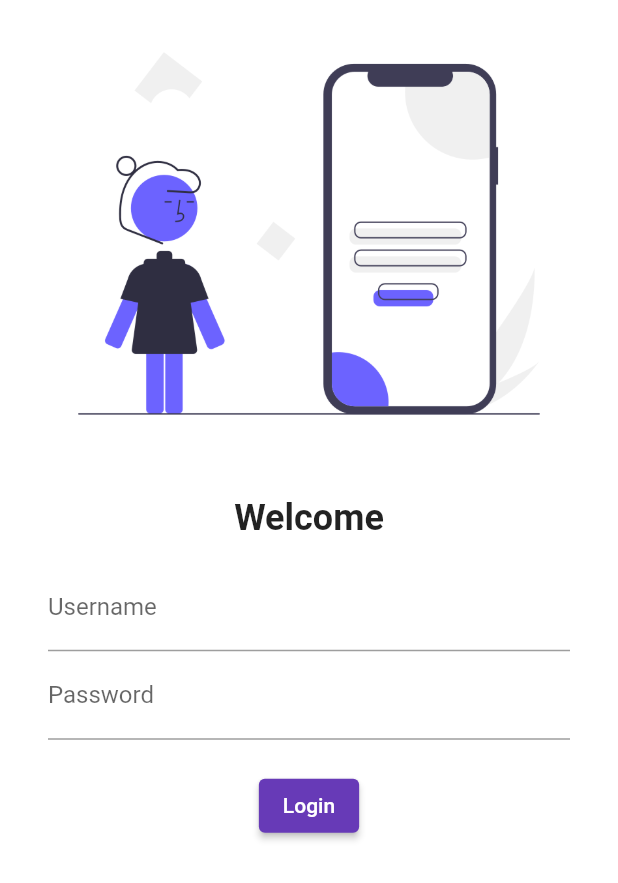
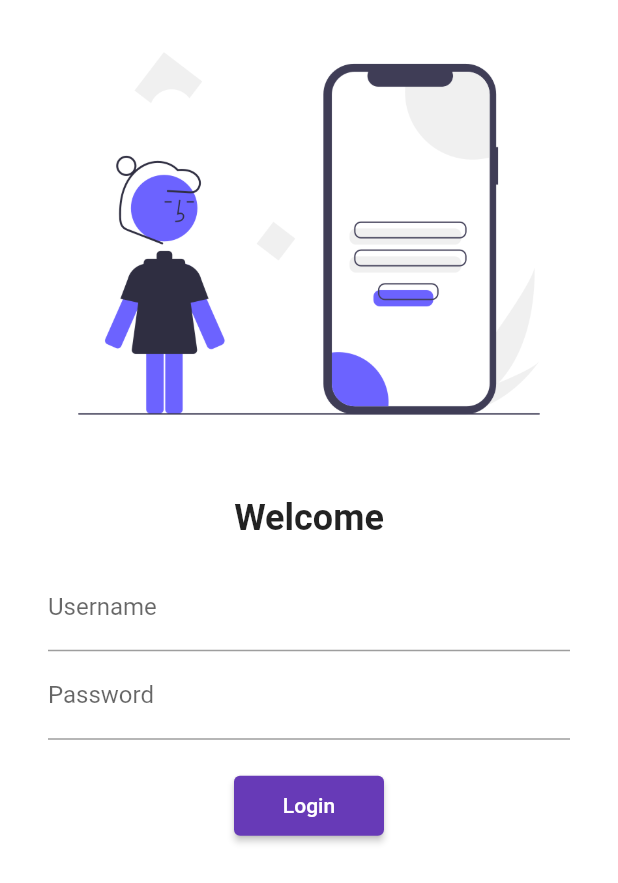
Before and after one commit to iamasfaan/FirstFlutterApp, a Flutter app: the screen it shows after launch, on a phone screen of 412 x 824 dp. Shown: the top 883 px of the screen. Run offline on Flutter 3.47's test engine with Material 2 defaults, Android fonts, the light colour scheme and no system bars; our stand-ins replace google_fonts.

Commit message:
Day 5 Completed

```diff
--- a/lib/main.dart
+++ b/lib/main.dart
@@ -1,6 +1,7 @@
 import 'package:flutter/material.dart';
 import 'package:flutter_project_catalog/pages/home_page.dart';
 import 'package:flutter_project_catalog/pages/login_page.dart';
+import 'package:flutter_project_catalog/utils/routs.dart';
 import 'package:google_fonts/google_fonts.dart';
 import 'pages/home_page.dart';
 import 'pages/login_page.dart';
@@ -20,12 +21,13 @@ class MyApp extends StatelessWidget {
         primarySwatch: Colors.deepPurple,
         fontFamily: GoogleFonts.roboto().fontFamily,
       ),
+      debugShowCheckedModeBanner: false,
       darkTheme: ThemeData(brightness: Brightness.dark),
       initialRoute: "/",
       routes: {
         "/": (context) => LoginPage(),
-        "/home": (context) => HomePage(),
-        "/login": (context) => LoginPage()
+        MyRoute.homeRoute: (context) => HomePage(),
+        MyRoute.loginRoute: (context) => LoginPage()
       },
     );
   }
--- a/lib/pages/login_page.dart
+++ b/lib/pages/login_page.dart
@@ -1,10 +1,12 @@
 import 'package:flutter/material.dart';
+import 'package:flutter_project_catalog/utils/routs.dart';
 
 class LoginPage extends StatelessWidget {
   @override
   Widget build(BuildContext context) {
     return Material(
         color: Colors.white,
+        child: SingleChildScrollView(
           child: Column(
             children: [
               Image.asset(
@@ -22,8 +24,8 @@ class LoginPage extends StatelessWidget {
                 ),
               ),
               Padding(
-              padding:
-                  const EdgeInsets.symmetric(vertical: 16.0, horizontal: 32.0),
+                padding: const EdgeInsets.symmetric(
+                    vertical: 16.0, horizontal: 32.0),
                 child: Column(
                   children: [
                     TextFormField(
@@ -40,14 +42,16 @@ class LoginPage extends StatelessWidget {
                     ),
                     ElevatedButton(
                       child: Text("Login"),
+                      style: TextButton.styleFrom(minimumSize: Size(100, 40)),
                       onPressed: () {
-                      print("Hi Asfaan Shaikh");
+                        Navigator.pushNamed(context, MyRoute.homeRoute);
                       },
                     )
                   ],
                 ),
               )
             ],
+          ),
         ));
   }
 }
--- /dev/null
+++ b/lib/utils/routs.dart
@@ -0,0 +1,4 @@
+class MyRoute {
+  static String loginRoute = "/login";
+  static String homeRoute = "/home";
+}
```
Lines whose indentation alone changed are shown as unchanged.
